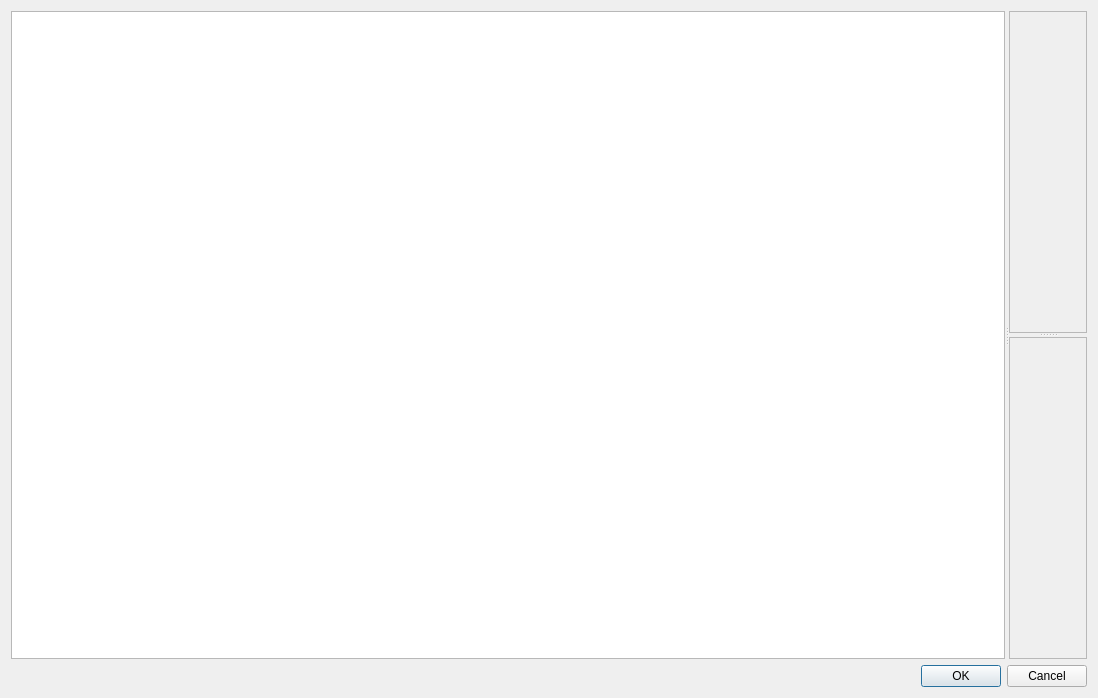
Above: view/ui/new_project_view.ui from csplink/csp before the change. Below: the same form after it.
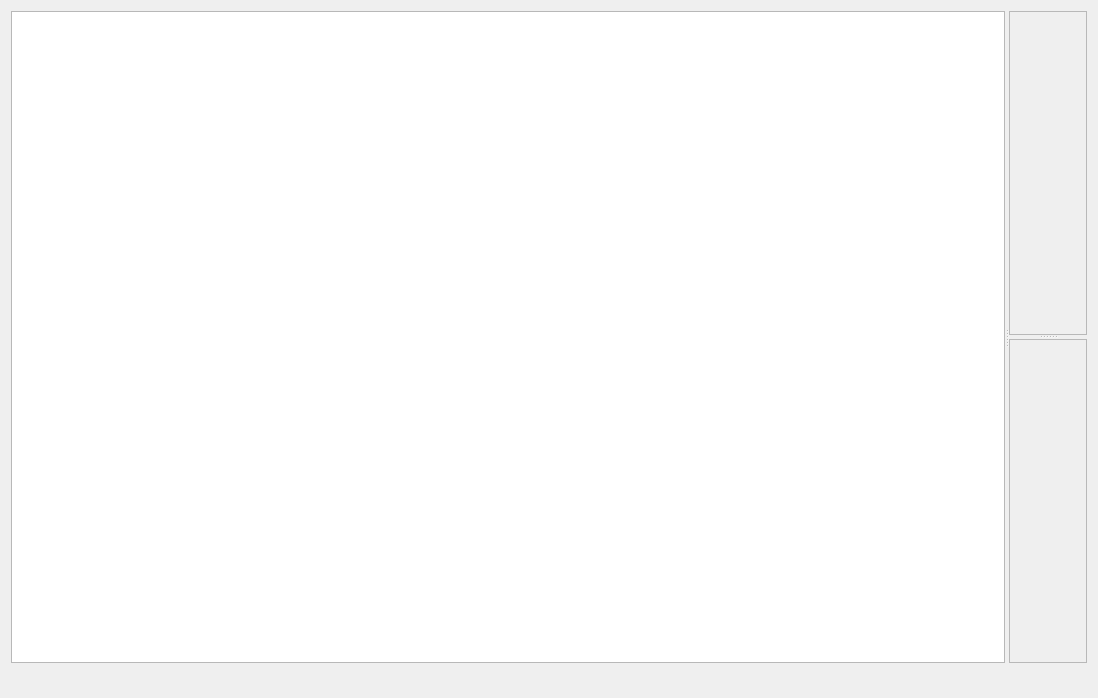
That is the form after the change. Custom widgets are drawn as their Qt base class.

What changed in the file:
```diff
--- a/view/ui/new_project_view.ui
+++ b/view/ui/new_project_view.ui
@@ -46,10 +46,33 @@
     </widget>
    </item>
    <item>
-    <widget class="QDialogButtonBox" name="buttonBox">
-     <property name="standardButtons">
-      <set>QDialogButtonBox::Cancel|QDialogButtonBox::Ok</set>
+    <widget class="QFrame" name="btnGroup">
+     <property name="sizePolicy">
+      <sizepolicy hsizetype="Preferred" vsizetype="Fixed">
+       <horstretch>0</horstretch>
+       <verstretch>0</verstretch>
+      </sizepolicy>
      </property>
+     <property name="frameShape">
+      <enum>QFrame::NoFrame</enum>
+     </property>
+     <property name="frameShadow">
+      <enum>QFrame::Raised</enum>
+     </property>
+     <layout class="QHBoxLayout" name="btnGroupHorizontalLayout">
+      <property name="leftMargin">
+       <number>0</number>
+      </property>
+      <property name="topMargin">
+       <number>9</number>
+      </property>
+      <property name="rightMargin">
+       <number>0</number>
+      </property>
+      <property name="bottomMargin">
+       <number>9</number>
+      </property>
+     </layout>
     </widget>
    </item>
   </layout>
```
